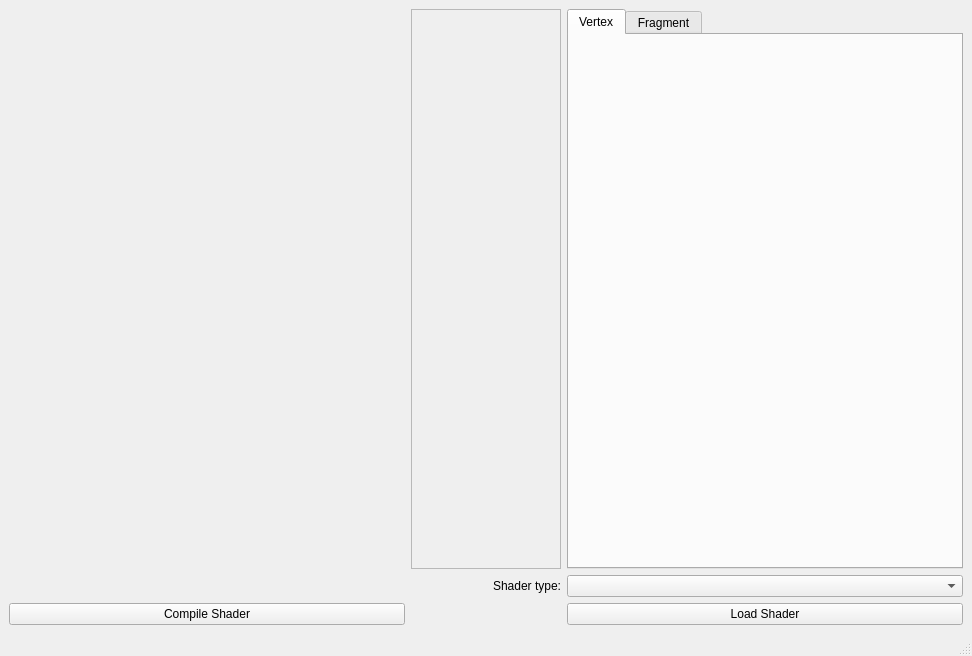
The window that ui/MainWindow.ui (NCCA/ShaderEnvironmentBuilder) describes before a commit, drawn with Qt 5.
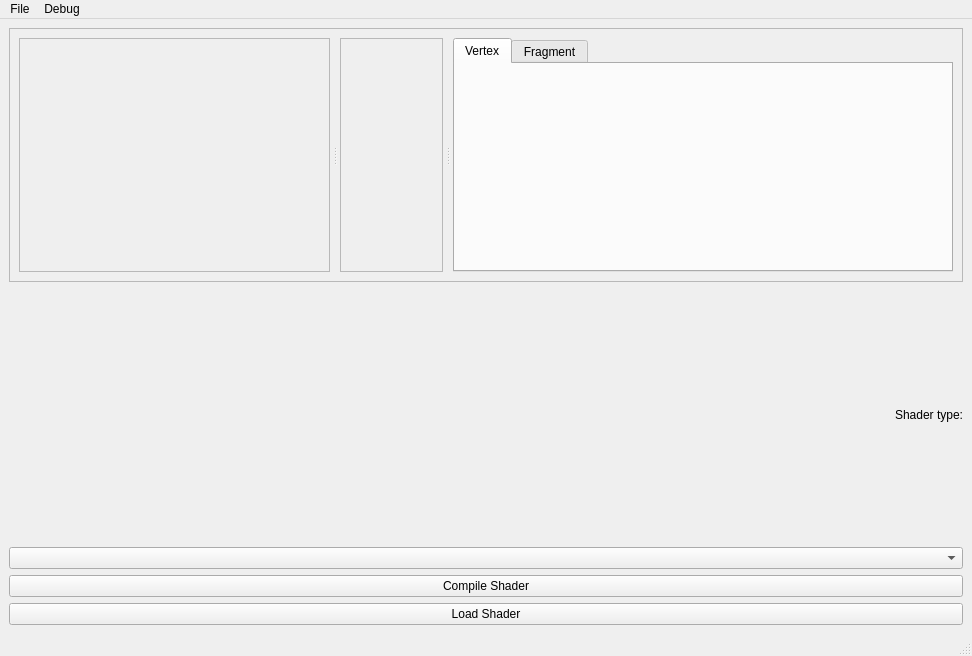
The same window after the commit.

Commit message: Added splitter but needs some more work to setup sizes etc.

```diff
--- a/ui/MainWindow.ui
+++ b/ui/MainWindow.ui
@@ -14,12 +14,67 @@
    <string>CEB -- Chader Envionment Builder</string>
   </property>
   <widget class="QWidget" name="centralwidget">
-   <layout class="QGridLayout" name="s_mainWindowGridLayout">
-    <item row="1" column="2">
-     <widget class="QComboBox" name="cb_shaderType"/>
-    </item>
-    <item row="0" column="2">
+   <layout class="QVBoxLayout" name="s_mainWindowLayout">
+    <item>
+     <widget class="QFrame" name="f_mainContext">
+      <property name="frameShape">
+       <enum>QFrame::StyledPanel</enum>
+      </property>
+      <property name="frameShadow">
+       <enum>QFrame::Raised</enum>
+      </property>
+      <layout class="QVBoxLayout" name="vl_mainContext">
+       <item>
+        <widget class="QSplitter" name="split_mainContext">
+         <property name="orientation">
+          <enum>Qt::Horizontal</enum>
+         </property>
+         <property name="handleWidth">
+          <number>10</number>
+         </property>
+         <widget class="QFrame" name="f_gl">
+          <property name="sizePolicy">
+           <sizepolicy hsizetype="MinimumExpanding" vsizetype="Preferred">
+            <horstretch>0</horstretch>
+            <verstretch>0</verstretch>
+           </sizepolicy>
+          </property>
+          <property name="minimumSize">
+           <size>
+            <width>300</width>
+            <height>0</height>
+           </size>
+          </property>
+          <property name="frameShape">
+           <enum>QFrame::StyledPanel</enum>
+          </property>
+          <property name="frameShadow">
+           <enum>QFrame::Raised</enum>
+          </property>
+         </widget>
+         <widget class="QFrame" name="f_uniforms">
+          <property name="frameShape">
+           <enum>QFrame::StyledPanel</enum>
+          </property>
+          <property name="frameShadow">
+           <enum>QFrame::Raised</enum>
+          </property>
+          <zorder>tabs_qsci</zorder>
+          <zorder>tabs_qsci</zorder>
+         </widget>
      <widget class="QTabWidget" name="tabs_qsci">
+          <property name="sizePolicy">
+           <sizepolicy hsizetype="MinimumExpanding" vsizetype="Preferred">
+            <horstretch>0</horstretch>
+            <verstretch>0</verstretch>
+           </sizepolicy>
+          </property>
+          <property name="minimumSize">
+           <size>
+            <width>500</width>
+            <height>0</height>
+           </size>
+          </property>
       <property name="currentIndex">
        <number>0</number>
       </property>
@@ -55,15 +110,12 @@
        </attribute>
       </widget>
      </widget>
-    </item>
-    <item row="2" column="2">
-     <widget class="QPushButton" name="btn_loadShader">
-      <property name="text">
-       <string>Load Shader</string>
-      </property>
+        </widget>
+       </item>
+      </layout>
      </widget>
     </item>
-    <item row="1" column="1">
+    <item>
      <widget class="QLabel" name="lbl_shaderType">
       <property name="text">
        <string>Shader type:</string>
@@ -73,45 +125,22 @@
       </property>
      </widget>
     </item>
-    <item row="2" column="0">
+    <item>
+     <widget class="QComboBox" name="cb_shaderType"/>
+    </item>
+    <item>
      <widget class="QPushButton" name="btn_compileShader">
       <property name="text">
        <string>Compile Shader</string>
       </property>
      </widget>
     </item>
-    <item row="0" column="1">
-     <layout class="QVBoxLayout" name="vl_uniforms">
       <item>
-       <widget class="QFrame" name="uniform_placeHolder">
-        <property name="minimumSize">
-         <size>
-          <width>150</width>
-          <height>0</height>
-         </size>
-        </property>
-        <property name="frameShape">
-         <enum>QFrame::StyledPanel</enum>
-        </property>
-        <property name="frameShadow">
-         <enum>QFrame::Raised</enum>
-        </property>
-       </widget>
-      </item>
-     </layout>
-    </item>
-    <item row="0" column="0">
-     <spacer name="spacer_openGl">
-      <property name="orientation">
-       <enum>Qt::Horizontal</enum>
-      </property>
-      <property name="sizeHint" stdset="0">
-       <size>
-        <width>40</width>
-        <height>20</height>
-       </size>
-      </property>
-     </spacer>
+     <widget class="QPushButton" name="btn_loadShader">
+      <property name="text">
+       <string>Load Shader</string>
+      </property>
+     </widget>
     </item>
    </layout>
   </widget>
@@ -124,6 +153,22 @@
      <height>19</height>
     </rect>
    </property>
+   <widget class="QMenu" name="menuFile">
+    <property name="title">
+     <string>File</string>
+    </property>
+    <addaction name="actionNew"/>
+    <addaction name="actionOpen"/>
+    <addaction name="actionSaveFile"/>
+    <addaction name="actionSaveAll"/>
+   </widget>
+   <widget class="QMenu" name="menuDebug">
+    <property name="title">
+     <string>Debug</string>
+    </property>
+   </widget>
+   <addaction name="menuFile"/>
+   <addaction name="menuDebug"/>
   </widget>
   <widget class="QStatusBar" name="statusbar"/>
  </widget>
```
Left out of the diff: 21 changed lines with no effect on the pictures. Lines whose indentation alone changed are shown as unchanged. The commit also changes 1 other file.
